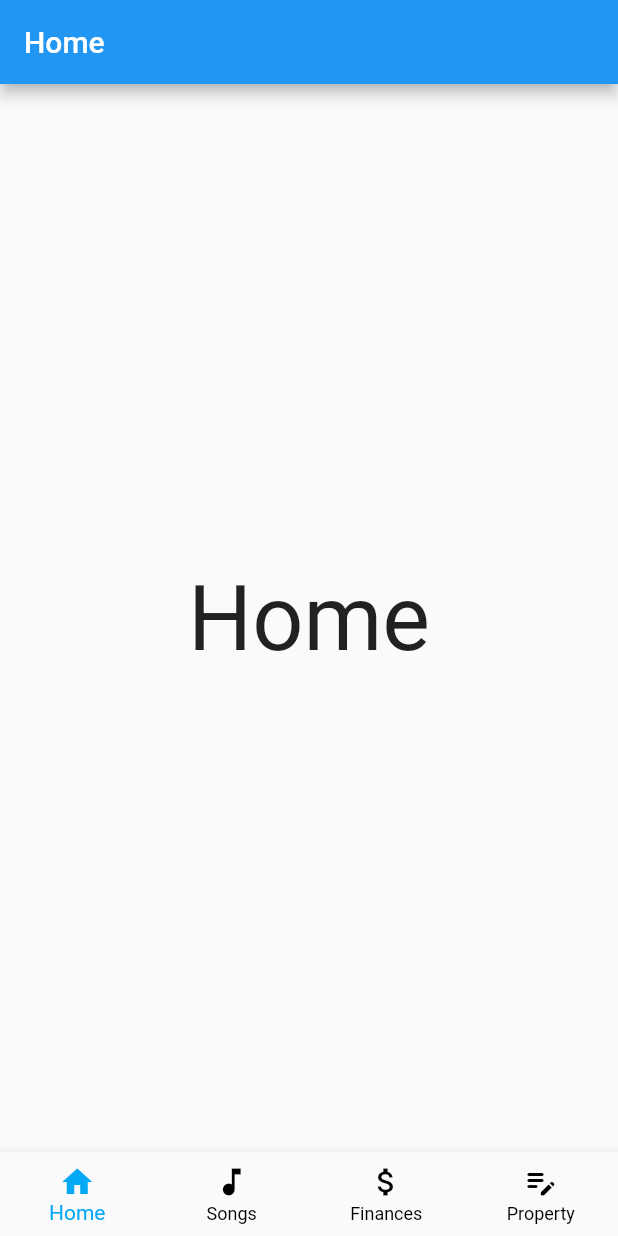
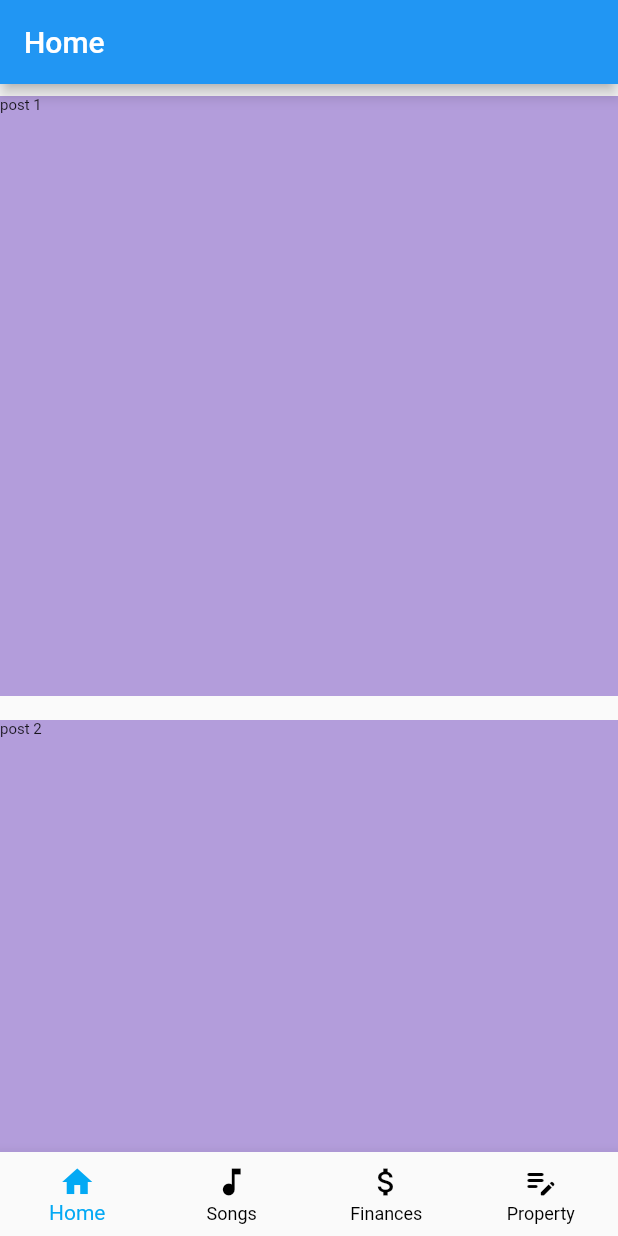
Before and after one commit to regiecapsula/pbc, a Flutter app: the screen it shows after launch, on a phone screen of 412 x 824 dp. Run offline on Flutter 3.47's test engine with Material 2 defaults, Android fonts, the phone set to English and light mode, and no system bars.

Commit message:
ListView

```diff
--- /dev/null
+++ b/lib/items/item_announcement.dart
@@ -0,0 +1,24 @@
+import 'package:flutter/material.dart';
+
+class Announcement extends StatelessWidget {
+  // Fields
+  final String announcement;
+
+  // Constructor
+  Announcement({required this.announcement});
+
+  @override
+  Widget build(BuildContext context) {
+    return Padding(
+      padding: const EdgeInsets.symmetric(vertical: 8.0),
+      child: Container(
+        height: 400,
+        color: Colors.deepPurple[200],
+        child: Text(
+          announcement,
+          style: TextStyle(fontSize: 10),
+        ),
+      ),
+    );
+  }
+}
--- a/lib/pages/home.dart
+++ b/lib/pages/home.dart
@@ -1,12 +1,23 @@
 import 'package:flutter/material.dart';
+
+import '../items/item_announcement.dart';
 
 class Home extends StatelessWidget {
 
+  //
+  final List listAnnouncements = ['post 1', 'post 2', 'post 3', 'post 4'];
+
   @override
   Widget build(BuildContext context) => Scaffold(
-    appBar: AppBar(
-      title: Text('Home'),
-    ),
-    body: Center(child: Text('Home', style: TextStyle(fontSize: 60))),
-  );
+      appBar: AppBar(
+        title: Text('Home'),
+      ),
+      body: ListView.builder(
+        itemCount: listAnnouncements.length,
+        itemBuilder: (context, index) {
+          return Announcement(
+            announcement: listAnnouncements[index],
+          );
+        },
+      ));
 }
```
Also changed, not shown: lib/dataModels/announcement.dart (added), pubspec.lock, 1 other file.
